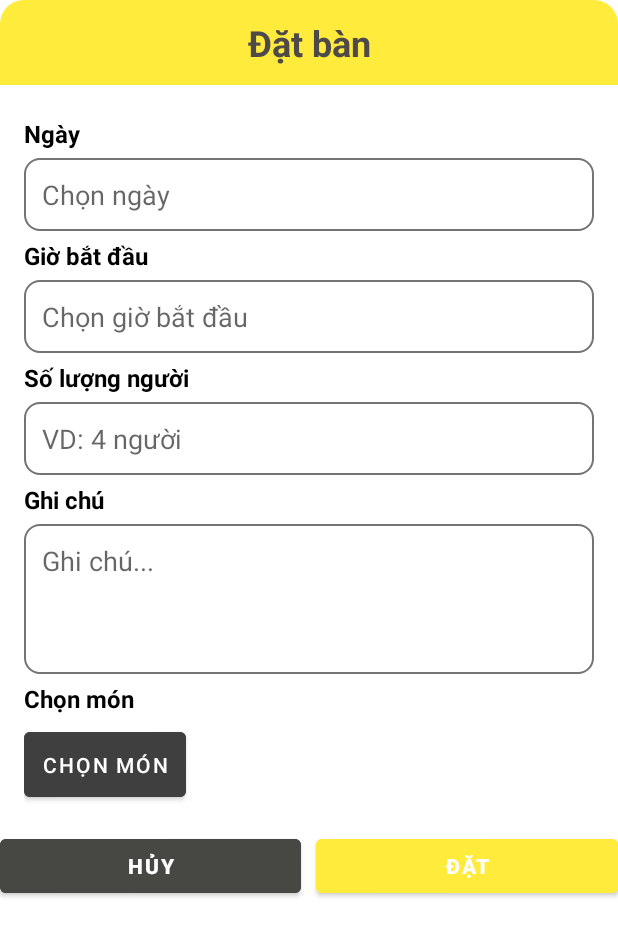
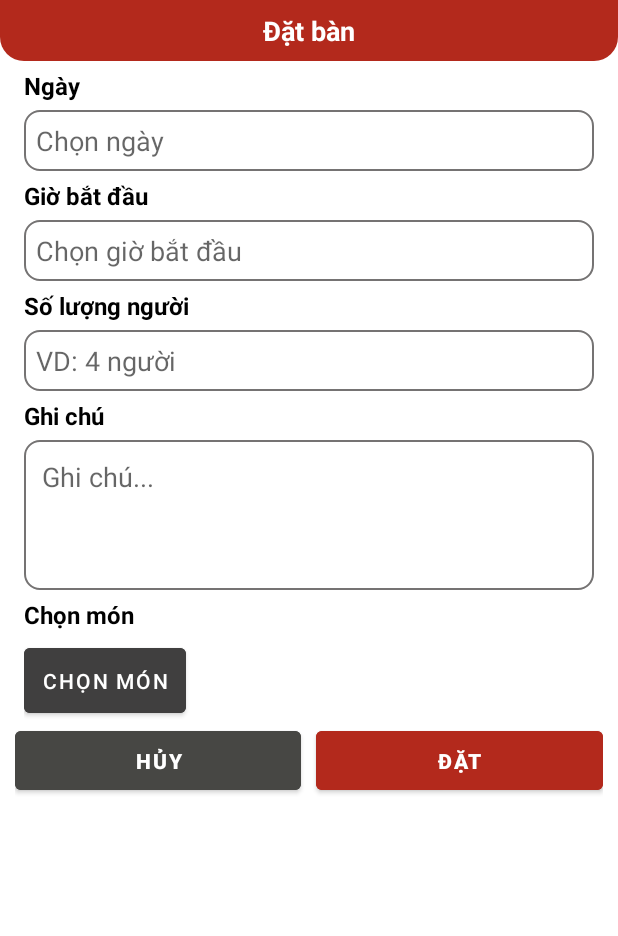
Before and after one commit to hiutinn/FA22_PRO1121_CP17305_Nhom4_GoiDi_Client, an Android app: the OrderActivity screen opened directly, with no data from a screen before it, on a phone screen of 412 x 824 dp. Shown: the top 936 px of the screen. Run offline under Robolectric (Android 15) with nearby library versions, the phone set to English and light mode, and no system bars; our stand-ins replace Firebase (no records; nobody signed in at launch, a user with empty details on screens opened directly).

Commit message:
Hieu - Update

```diff
--- a/app/src/main/java/hieuntph22081/fpoly/goidiclient/fragment/HomeFragment.java
+++ b/app/src/main/java/hieuntph22081/fpoly/goidiclient/fragment/HomeFragment.java
@@ -36,8 +36,7 @@ import hieuntph22081.fpoly.goidiclient.model.Photo;
 import me.relex.circleindicator.CircleIndicator3;
 
 public class HomeFragment extends Fragment {
-    MaterialButton btnTableOrder;
-    FloatingActionButton fabCallHotline;
+    MaterialButton btnTableOrder, fabCallHotline;
     ImageView imgMap;
     ViewPager2 viewPager2;
     CircleIndicator3 circleIndicator3;
--- /dev/null
+++ b/app/src/main/res/drawable/bg_black_corner_16_bottom.xml
@@ -0,0 +1,6 @@
+<?xml version="1.0" encoding="utf-8"?>
+<shape xmlns:android="http://schemas.android.com/apk/res/android">
+    <solid android:color="@color/black"/>
+    <corners android:bottomLeftRadius="16dp"
+        android:bottomRightRadius="16dp"/>
+</shape>
--- /dev/null
+++ b/app/src/main/res/drawable/bg_red_corner_16_bottom.xml
@@ -0,0 +1,6 @@
+<?xml version="1.0" encoding="utf-8"?>
+<shape xmlns:android="http://schemas.android.com/apk/res/android">
+    <solid android:color="@color/red"/>
+    <corners android:bottomLeftRadius="16dp"
+        android:bottomRightRadius="16dp"/>
+</shape>
--- a/app/src/main/res/layout/activity_order.xml
+++ b/app/src/main/res/layout/activity_order.xml
@@ -10,12 +10,12 @@
         android:id="@+id/dialogUserTitle"
         android:layout_width="match_parent"
         android:layout_height="wrap_content"
-        android:background="@drawable/bg_yellow_corner_16_top_left_top_right"
+        android:background="@drawable/bg_red_corner_16_bottom"
         android:gravity="center"
-        android:padding="12dp"
+        android:padding="8dp"
         android:text="Đặt bàn"
-        android:textColor="#4E4A4A"
-        android:textSize="24sp"
+        android:textColor="@color/white"
+        android:textSize="18sp"
         android:textStyle="bold" />
     <ScrollView
         android:layout_width="match_parent"
@@ -23,7 +23,7 @@
         <LinearLayout
             android:layout_width="match_parent"
             android:layout_height="wrap_content"
-            android:padding="16dp"
+            android:paddingHorizontal="16dp"
             android:orientation="vertical">
 
             <TextView
@@ -40,7 +40,7 @@
                 android:layout_width="match_parent"
                 android:layout_height="wrap_content"
                 android:hint="Chọn ngày"
-                android:padding="12dp"
+                android:padding="8dp"
                 android:background="@drawable/bg_white_corner_10_border_gray"/>
 
             <TextView
@@ -57,7 +57,7 @@
                 android:layout_width="match_parent"
                 android:layout_height="wrap_content"
                 android:hint="Chọn giờ bắt đầu"
-                android:padding="12dp"
+                android:padding="8dp"
                 android:background="@drawable/bg_white_corner_10_border_gray"/>
 
             <TextView
@@ -74,7 +74,7 @@
                 android:layout_width="match_parent"
                 android:layout_height="wrap_content"
                 android:hint="VD: 4 người"
-                android:padding="12dp"
+                android:padding="8dp"
                 android:background="@drawable/bg_white_corner_10_border_gray"/>
             <TextView
                 android:layout_width="wrap_content"
@@ -123,7 +123,8 @@
     <LinearLayout
         android:layout_width="match_parent"
         android:layout_height="wrap_content"
-        android:orientation="horizontal">
+        android:orientation="horizontal"
+        android:paddingHorizontal="10dp">
         <Button
             android:id="@+id/btnCancel"
             android:layout_width="0dp"
@@ -133,6 +134,7 @@
             android:backgroundTint="#474744"
             android:layout_marginEnd="10dp"
             android:text="Hủy"
+            android:padding="10dp"
             android:textStyle="bold"
             android:textColor="@color/white"/>
         <Button
@@ -140,9 +142,10 @@
             android:layout_width="0dp"
             android:layout_height="wrap_content"
             android:layout_weight="1"
-            android:backgroundTint="@color/yellow"
+            android:backgroundTint="@color/red"
             android:textSize="14sp"
             android:text="Đặt"
+            android:padding="10dp"
             android:textStyle="bold"
             android:textColor="@color/white"/>
     </LinearLayout>
--- a/app/src/main/res/layout/fragment_profile.xml
+++ b/app/src/main/res/layout/fragment_profile.xml
@@ -15,7 +15,7 @@
         android:layout_width="match_parent"
         android:layout_height="250dp"
 
-        android:background="#eef15b"
+        android:background="@drawable/bg_black_corner_16_bottom"
         android:orientation="vertical">
 
         <androidx.cardview.widget.CardView
@@ -38,7 +38,7 @@
             android:layout_gravity="center_horizontal"
             android:layout_marginTop="10dp"
             android:text="My profile"
-            android:textColor="@color/black"
+            android:textColor="@color/white"
             android:textSize="23dp"
             android:textStyle="bold" />
     </LinearLayout>
@@ -46,8 +46,8 @@
     <LinearLayout
         android:layout_width="match_parent"
         android:layout_height="match_parent"
+        android:layout_above="@id/btnLogout"
         android:layout_below="@+id/upperLayout"
-        android:layout_above="@id/btnLogout"
         android:orientation="vertical">
 
         <LinearLayout
--- a/app/src/main/res/values/colors.xml
+++ b/app/src/main/res/values/colors.xml
@@ -8,4 +8,5 @@
     <color name="black">#FF000000</color>
     <color name="yellow">#FFEB3B</color>
     <color name="white">#FFFFFFFF</color>
+    <color name="red">#b3291c</color>
 </resources>
```
Also changed, not shown: app/src/main/res/layout/fragment_home.xml (+33 -27 lines).
